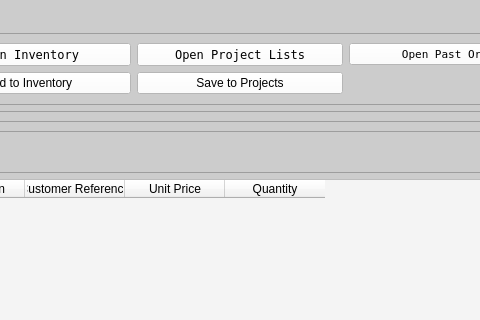
Thomas1B/Electronics-Inventory-Program, file gui_app.ui: the form before one commit; both pictures show x 316 to 796 and y 0 to 320 of the 900 by 774 pixel window.
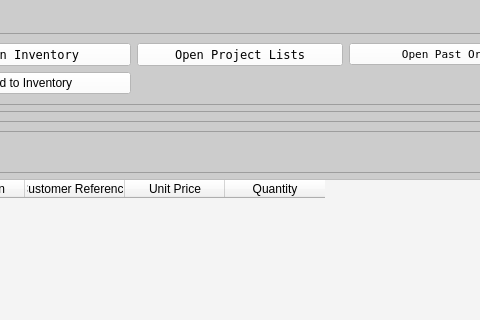
The form after the commit.

Commit message: removed unused button

What changed in the file:
```diff
--- a/gui_app.ui
+++ b/gui_app.ui
@@ -203,17 +203,6 @@
          </property>
         </widget>
        </item>
-       <item row="1" column="2">
-        <widget class="QPushButton" name="btn_save_to_projects">
-         <property name="styleSheet">
-          <string notr="true">font: 8pt &quot;Terminal&quot;;
-background-color: rgb(255, 255, 255);</string>
-         </property>
-         <property name="text">
-          <string>Save to Projects</string>
-         </property>
-        </widget>
-       </item>
       </layout>
      </widget>
     </item>
```
